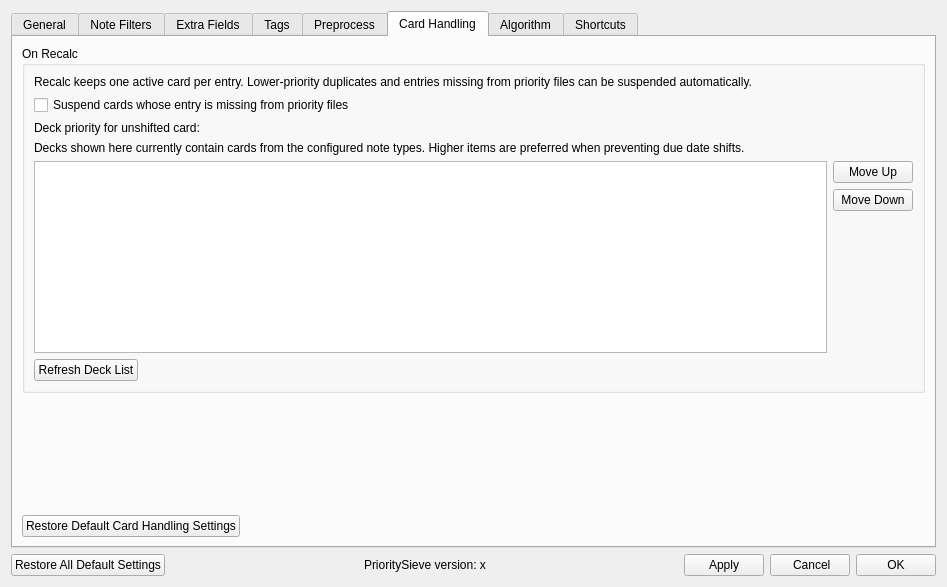
Old version of the form prioritysieve/ui/settings_dialog.ui in the repository travv0/prioritysieve.
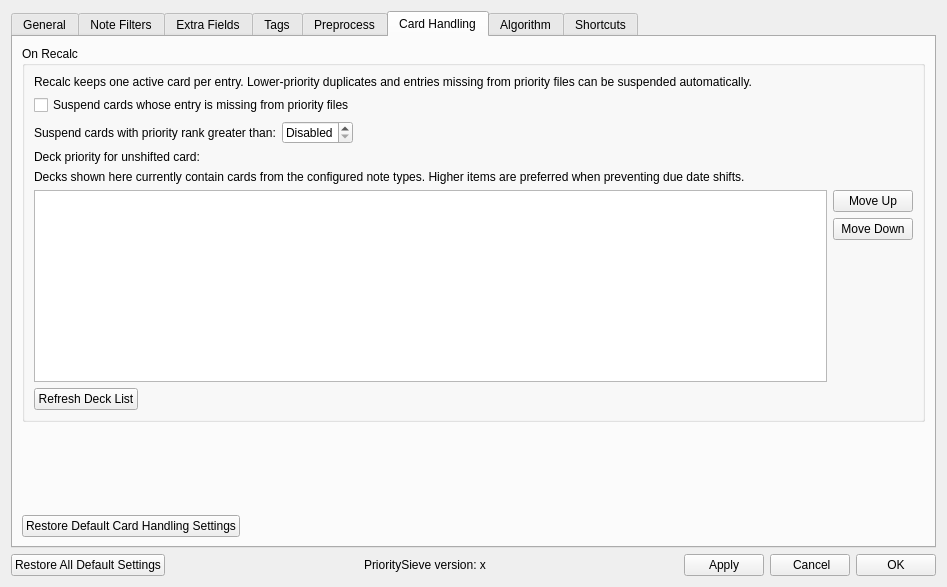
New version of the form. The open tabs and pages were chosen to show the change.

Commit message: add setting to auto-suspend cards above priority rank threshold

The edit to the form file:
```diff
--- a/prioritysieve/ui/settings_dialog.ui
+++ b/prioritysieve/ui/settings_dialog.ui
@@ -725,6 +725,46 @@
               </property>
              </widget>
             </item>
+            <item>
+             <layout class="QHBoxLayout" name="horizontalLayout_priorityThreshold">
+              <item>
+               <widget class="QLabel" name="priorityThresholdLabel">
+                <property name="text">
+                 <string>Suspend cards with priority rank greater than:</string>
+                </property>
+               </widget>
+              </item>
+              <item>
+               <widget class="QSpinBox" name="priorityThresholdSpinBox">
+                <property name="minimum">
+                 <number>0</number>
+                </property>
+                <property name="maximum">
+                 <number>999999999</number>
+                </property>
+                <property name="value">
+                 <number>0</number>
+                </property>
+                <property name="specialValueText">
+                 <string>Disabled</string>
+                </property>
+               </widget>
+              </item>
+              <item>
+               <spacer name="horizontalSpacer_priorityThreshold">
+                <property name="orientation">
+                 <enum>Qt::Horizontal</enum>
+                </property>
+                <property name="sizeHint" stdset="0">
+                 <size>
+                  <width>40</width>
+                  <height>20</height>
+                 </size>
+                </property>
+               </spacer>
+              </item>
+             </layout>
+            </item>
           <item>
            <layout class="QVBoxLayout" name="verticalLayout_priorityDecks">
             <item>
```
The commit also changes 5 other files.
